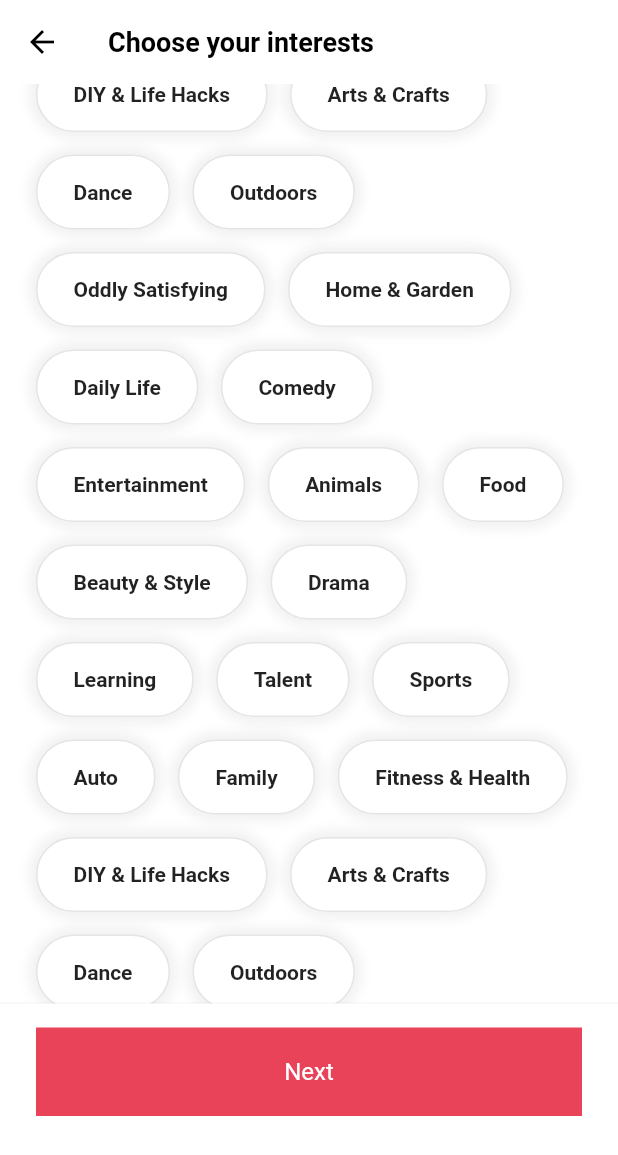
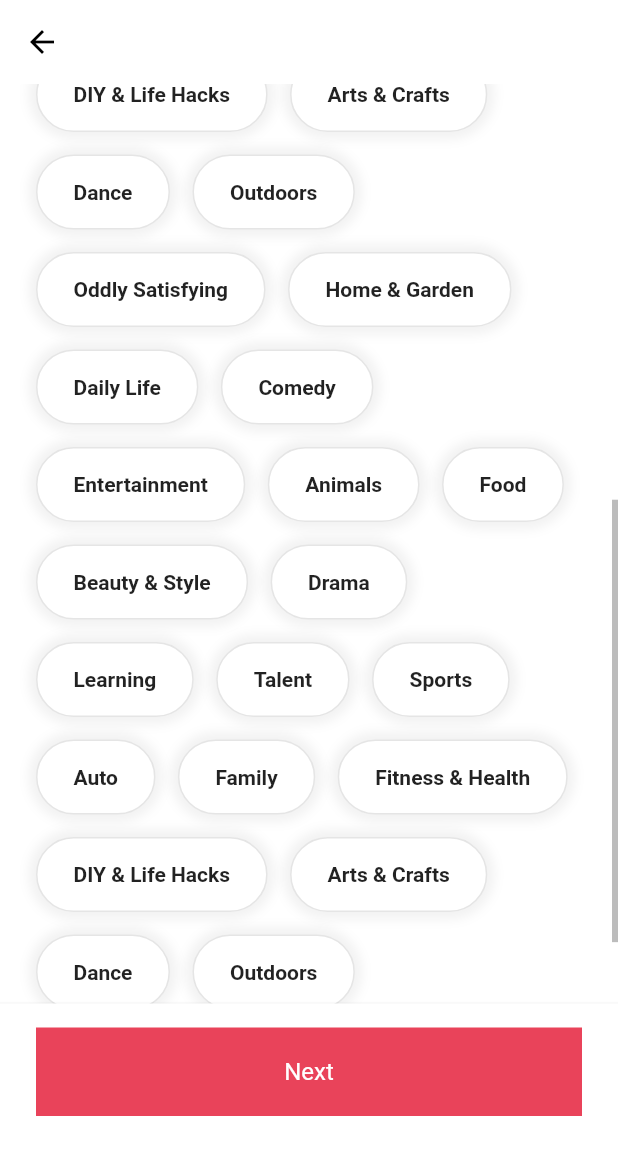
Before and after one commit to WonHyun/TikTokClone, a Flutter app: the InterestsScreen screen opened directly, scrolled down 576 dp, on a phone screen of 412 x 824 dp. Shown: the top 1155 px of the screen. Run offline on Flutter 3.47's test engine with Material 3 defaults, Android fonts, the phone set to English and light mode, and no system bars; our stand-ins replace font_awesome_flutter.

Commit message:
feat: implement interest button and add animation to appbar title

```diff
--- /dev/null
+++ b/lib/features/onboarding/interest_button.dart
@@ -0,0 +1,59 @@
+import 'package:flutter/material.dart';
+import 'package:tictok_clone/constants/sizes.dart';
+
+class InterestButton extends StatefulWidget {
+  const InterestButton({
+    super.key,
+    required this.interest,
+  });
+
+  final String interest;
+
+  @override
+  State<InterestButton> createState() => _InterestButtonState();
+}
+
+class _InterestButtonState extends State<InterestButton> {
+  bool _isSelected = false;
+
+  void _onTap() {
+    setState(() {
+      _isSelected = !_isSelected;
+    });
+  }
+
+  @override
+  Widget build(BuildContext context) {
+    return GestureDetector(
+      onTap: _onTap,
+      child: AnimatedContainer(
+        duration: const Duration(milliseconds: 200),
+        padding: const EdgeInsets.symmetric(
+          vertical: Sizes.size16,
+          horizontal: Sizes.size24,
+        ),
+        decoration: BoxDecoration(
+          color: _isSelected ? Theme.of(context).primaryColor : Colors.white,
+          borderRadius: BorderRadius.circular(Sizes.size32),
+          border: Border.all(
+            color: Colors.black.withOpacity(0.1),
+          ),
+          boxShadow: [
+            BoxShadow(
+              color: Colors.black.withOpacity(0.05),
+              blurRadius: 5,
+              spreadRadius: 5,
+            ),
+          ],
+        ),
+        child: Text(
+          widget.interest,
+          style: TextStyle(
+            fontWeight: FontWeight.bold,
+            color: _isSelected ? Colors.white : Colors.black87,
+          ),
+        ),
+      ),
+    );
+  }
+}
--- a/lib/features/onboarding/interests_screen.dart
+++ b/lib/features/onboarding/interests_screen.dart
@@ -1,6 +1,8 @@
 import 'package:flutter/material.dart';
 import 'package:tictok_clone/constants/gaps.dart';
 import 'package:tictok_clone/constants/sizes.dart';
+
+import 'interest_button.dart';
 
 const interests = [
   "Daily Life",
@@ -43,16 +45,58 @@ const interests = [
   "Home & Garden",
 ];
 
-class InterestsScreen extends StatelessWidget {
+class InterestsScreen extends StatefulWidget {
   const InterestsScreen({super.key});
+
+  @override
+  State<InterestsScreen> createState() => _InterestsScreenState();
+}
+
+class _InterestsScreenState extends State<InterestsScreen> {
+  final ScrollController _scrollController = ScrollController();
+
+  double _titleOpacity = 1.0;
+
+  void _onScroll() {
+    if (_scrollController.offset.round() <= 100) {
+      setState(() {
+        _titleOpacity = 1.0 - _scrollController.offset.round() / 100;
+      });
+    } else {
+      if (_titleOpacity != 0.0) {
+        setState(() {
+          _titleOpacity = 0.0;
+        });
+      }
+    }
+  }
+
+  @override
+  void initState() {
+    super.initState();
+    _scrollController.addListener(_onScroll);
+  }
+
+  @override
+  void dispose() {
+    _scrollController.dispose();
+    super.dispose();
+  }
 
   @override
   Widget build(BuildContext context) {
     return Scaffold(
       appBar: AppBar(
-        title: const Text("Choose your interests"),
+        title: AnimatedOpacity(
+          opacity: _titleOpacity,
+          duration: const Duration(milliseconds: 100),
+          child: const Text("Choose your interests"),
         ),
-      body: SingleChildScrollView(
+      ),
+      body: Scrollbar(
+        controller: _scrollController,
+        child: SingleChildScrollView(
+          controller: _scrollController,
           child: Padding(
             padding: const EdgeInsets.only(
               left: Sizes.size24,
@@ -83,33 +127,11 @@ class InterestsScreen extends StatelessWidget {
                   spacing: 15,
                   children: [
                     for (var interest in interests)
-                    Container(
-                      padding: const EdgeInsets.symmetric(
-                        vertical: Sizes.size16,
-                        horizontal: Sizes.size24,
-                      ),
-                      decoration: BoxDecoration(
-                        color: Colors.white,
-                        borderRadius: BorderRadius.circular(Sizes.size32),
-                        border: Border.all(
-                          color: Colors.black.withOpacity(0.1),
-                        ),
-                        boxShadow: [
-                          BoxShadow(
-                            color: Colors.black.withOpacity(0.05),
-                            blurRadius: 5,
-                            spreadRadius: 5,
+                      InterestButton(interest: interest),
+                  ],
                 ),
               ],
             ),
-                      child: Text(
-                        interest,
-                        style: const TextStyle(fontWeight: FontWeight.bold),
-                      ),
-                    ),
-                ],
-              ),
-            ],
           ),
         ),
       ),
```
Lines whose indentation alone changed are shown as unchanged.
